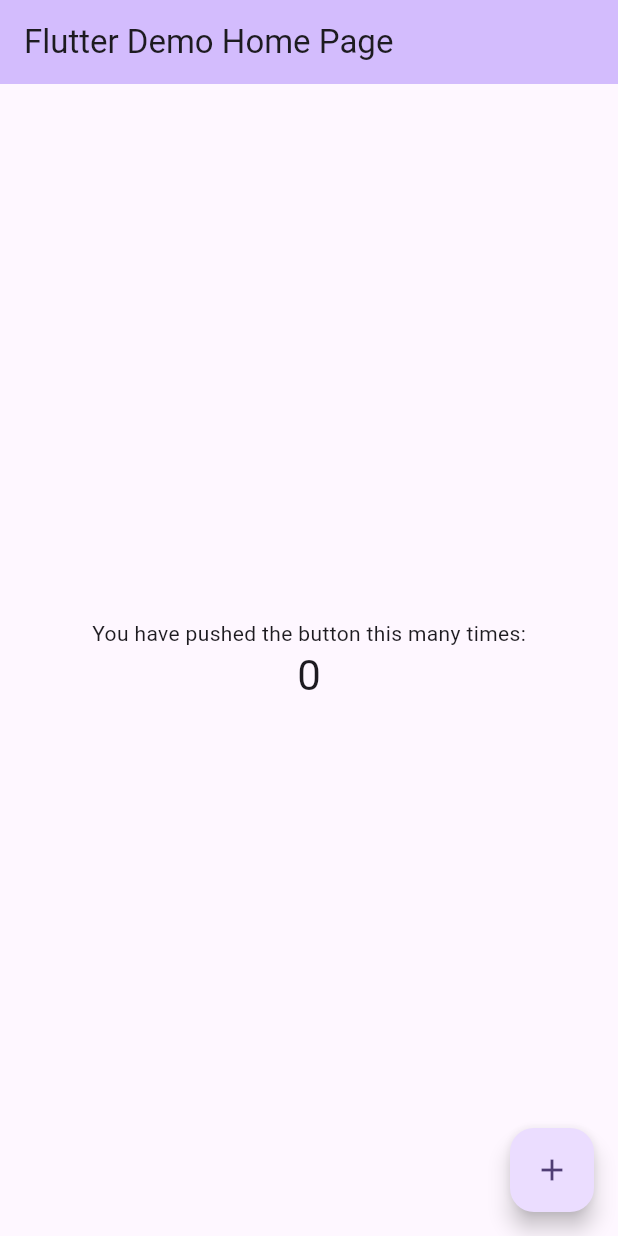
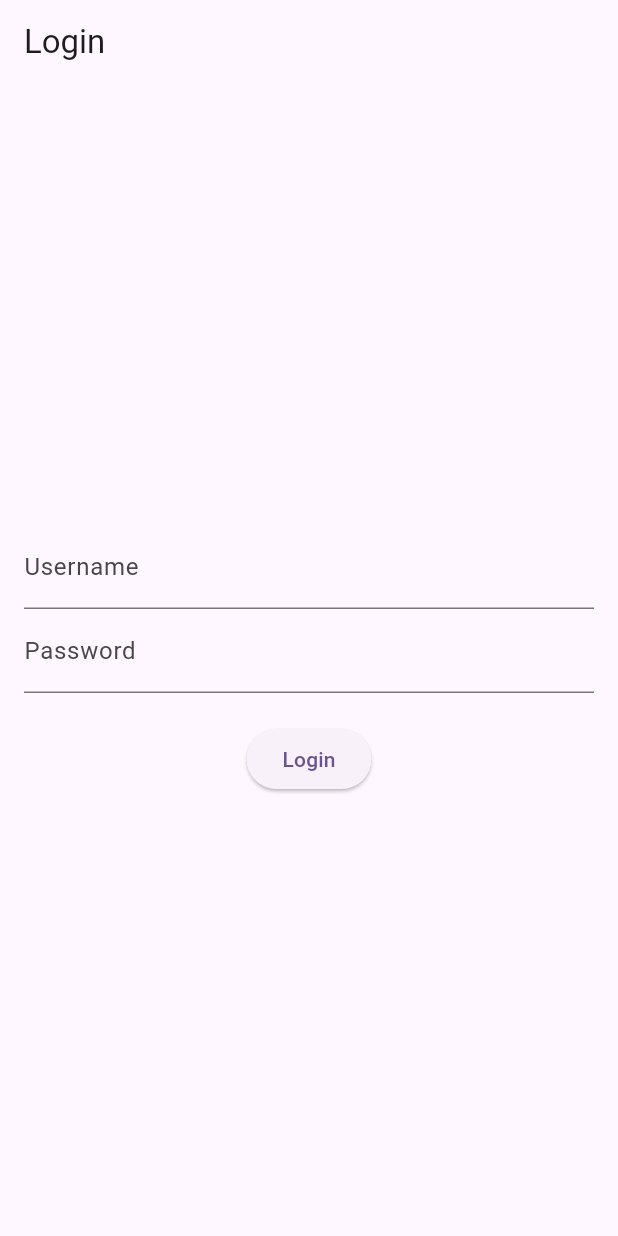
Before and after one commit to PBP-Ganjil-2024-2025-D12/BekasBerkelasMobile, a Flutter app: the screen it shows after launch, on a phone screen of 412 x 824 dp. Run offline on Flutter 3.47's test engine with Material 3 defaults, Android fonts, the phone set to English and light mode, and no system bars.

Commit message:
add login n authentication logic

```diff
--- /dev/null
+++ b/lib/authentication/login_screen.dart
@@ -0,0 +1,71 @@
+import 'package:flutter/material.dart';
+import 'package:bekas_berkelas_mobile/main.dart';
+import 'auth_service.dart';
+
+class LoginScreen extends StatefulWidget {
+  const LoginScreen({Key? key}) : super(key: key);
+
+  @override
+  _LoginScreenState createState() => _LoginScreenState();
+}
+
+class _LoginScreenState extends State<LoginScreen> {
+  final _formKey = GlobalKey<FormState>();
+  final _authService = AuthService();
+  String _username = '';
+  String _password = '';
+
+  Future<void> _login() async {
+    if (_formKey.currentState!.validate()) {
+      _formKey.currentState!.save();
+
+      final success = await _authService.login(_username, _password);
+      if (success) {
+        Navigator.pushReplacement(
+          context,
+          MaterialPageRoute(builder: (context) => const MyHomePage(title: 'Home')),
+        );
+      } else {
+        ScaffoldMessenger.of(context).showSnackBar(
+          const SnackBar(content: Text('Invalid username or password')),
+        );
+      }
+    }
+  }
+
+  @override
+  Widget build(BuildContext context) {
+    return Scaffold(
+      appBar: AppBar(title: const Text('Login')),
+      body: Padding(
+        padding: const EdgeInsets.all(16.0),
+        child: Form(
+          key: _formKey,
+          child: Column(
+            mainAxisAlignment: MainAxisAlignment.center,
+            children: [
+              TextFormField(
+                decoration: const InputDecoration(labelText: 'Username'),
+                validator: (value) =>
+                    value?.isEmpty ?? true ? 'Please enter username' : null,
+                onSaved: (value) => _username = value ?? '',
+              ),
+              TextFormField(
+                decoration: const InputDecoration(labelText: 'Password'),
+                obscureText: true,
+                validator: (value) =>
+                    value?.isEmpty ?? true ? 'Please enter password' : null,
+                onSaved: (value) => _password = value ?? '',
+              ),
+              const SizedBox(height: 20),
+              ElevatedButton(
+                onPressed: _login,
+                child: const Text('Login'),
+              ),
+            ],
+          ),
+        ),
+      ),
+    );
+  }
+}
--- a/lib/main.dart
+++ b/lib/main.dart
@@ -1,4 +1,5 @@
 import 'package:flutter/material.dart';
+import 'authentication/login_screen.dart';
 
 void main() {
   runApp(const MyApp());
@@ -7,46 +8,22 @@ void main() {
 class MyApp extends StatelessWidget {
   const MyApp({super.key});
 
-  // This widget is the root of your application.
   @override
   Widget build(BuildContext context) {
     return MaterialApp(
       title: 'Flutter Demo',
       theme: ThemeData(
-        // This is the theme of your application.
-        //
-        // TRY THIS: Try running your application with "flutter run". You'll see
-        // the application has a purple toolbar. Then, without quitting the app,
-        // try changing the seedColor in the colorScheme below to Colors.green
-        // and then invoke "hot reload" (save your changes or press the "hot
-        // reload" button in a Flutter-supported IDE, or press "r" if you used
-        // the command line to start the app).
-        //
-        // Notice that the counter didn't reset back to zero; the application
-        // state is not lost during the reload. To reset the state, use hot
-        // restart instead.
-        //
-        // This works for code too, not just values: Most code changes can be
-        // tested with just a hot reload.
         colorScheme: ColorScheme.fromSeed(seedColor: Colors.deepPurple),
         useMaterial3: true,
       ),
-      home: const MyHomePage(title: 'Flutter Demo Home Page'),
+      home: const LoginScreen(),
     );
   }
 }
 
+
 class MyHomePage extends StatefulWidget {
   const MyHomePage({super.key, required this.title});
-
-  // This widget is the home page of your application. It is stateful, meaning
-  // that it has a State object (defined below) that contains fields that affect
-  // how it looks.
-
-  // This class is the configuration for the state. It holds the values (in this
-  // case the title) provided by the parent (in this case the App widget) and
-  // used by the build method of the State. Fields in a Widget subclass are
-  // always marked "final".
 
   final String title;
 
@@ -59,50 +36,19 @@ class _MyHomePageState extends State<MyHomePage> {
 
   void _incrementCounter() {
     setState(() {
-      // This call to setState tells the Flutter framework that something has
-      // changed in this State, which causes it to rerun the build method below
-      // so that the display can reflect the updated values. If we changed
-      // _counter without calling setState(), then the build method would not be
-      // called again, and so nothing would appear to happen.
       _counter++;
     });
   }
 
   @override
   Widget build(BuildContext context) {
-    // This method is rerun every time setState is called, for instance as done
-    // by the _incrementCounter method above.
-    //
-    // The Flutter framework has been optimized to make rerunning build methods
-    // fast, so that you can just rebuild anything that needs updating rather
-    // than having to individually change instances of widgets.
     return Scaffold(
       appBar: AppBar(
-        // TRY THIS: Try changing the color here to a specific color (to
-        // Colors.amber, perhaps?) and trigger a hot reload to see the AppBar
-        // change color while the other colors stay the same.
         backgroundColor: Theme.of(context).colorScheme.inversePrimary,
-        // Here we take the value from the MyHomePage object that was created by
-        // the App.build method, and use it to set our appbar title.
         title: Text(widget.title),
       ),
       body: Center(
-        // Center is a layout widget. It takes a single child and positions it
-        // in the middle of the parent.
         child: Column(
-          // Column is also a layout widget. It takes a list of children and
-          // arranges them vertically. By default, it sizes itself to fit its
-          // children horizontally, and tries to be as tall as its parent.
-          //
-          // Column has various properties to control how it sizes itself and
-          // how it positions its children. Here we use mainAxisAlignment to
-          // center the children vertically; the main axis here is the vertical
-          // axis because Columns are vertical (the cross axis would be
-          // horizontal).
-          //
-          // TRY THIS: Invoke "debug painting" (choose the "Toggle Debug Paint"
-          // action in the IDE, or press "p" in the console), to see the
-          // wireframe for each widget.
           mainAxisAlignment: MainAxisAlignment.center,
           children: <Widget>[
             const Text(
@@ -119,7 +65,7 @@ class _MyHomePageState extends State<MyHomePage> {
         onPressed: _incrementCounter,
         tooltip: 'Increment',
         child: const Icon(Icons.add),
-      ), // This trailing comma makes auto-formatting nicer for build methods.
+      ),
     );
   }
 }
--- a/pubspec.yaml
+++ b/pubspec.yaml
@@ -35,6 +35,8 @@ dependencies:
   # The following adds the Cupertino Icons font to your application.
   # Use with the CupertinoIcons class for iOS style icons.
   cupertino_icons: ^1.0.8
+  provider: ^6.1.2
+  pbp_django_auth: ^0.4.0
 
 dev_dependencies:
   flutter_test:
```
Also changed, not shown: lib/authentication/auth_service.dart (added, +81 -0 lines), pubspec.lock, 1 other file.
